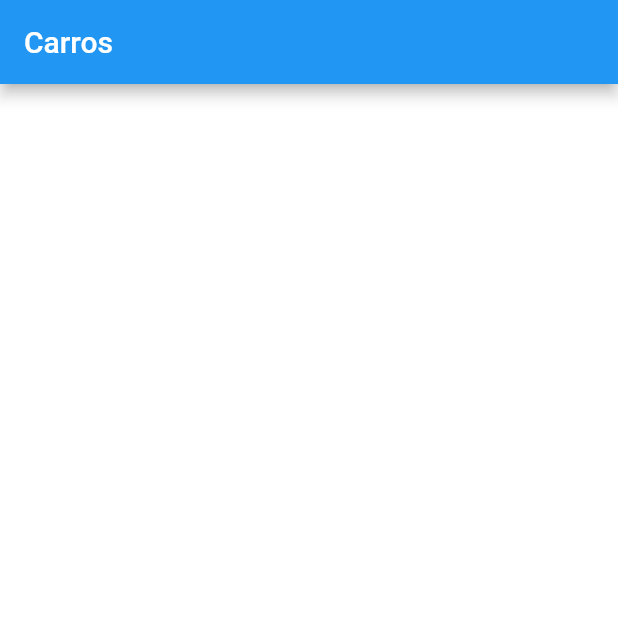
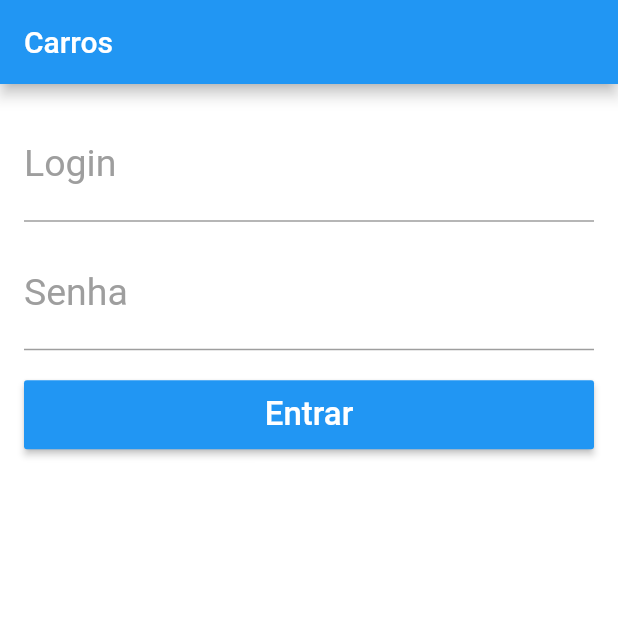
Before and after one commit to amandamussio/carros-flutter, a Flutter app: the screen it shows after launch, on a phone screen of 412 x 824 dp, the top half of it. Run offline on Flutter 3.47's test engine with Material 2 defaults, Android fonts, the phone set to English and light mode, and no system bars.

Commit message:
form validando

```diff
--- a/lib/main.dart
+++ b/lib/main.dart
@@ -11,6 +11,7 @@ class MyApp extends StatelessWidget {
       debugShowCheckedModeBanner: false,
       theme: ThemeData(
         primarySwatch: Colors.blue,
+        scaffoldBackgroundColor: Colors.white
       ),
       home: LoginPage(),
     );
--- a/lib/pages/login_page.dart
+++ b/lib/pages/login_page.dart
@@ -2,17 +2,99 @@ import 'package:flutter/material.dart';
 
 class LoginPage extends StatelessWidget {
 
+  final _formKey = GlobalKey<FormState>();
+
+  final _tLogin = TextEditingController();
+  final _tSenha = TextEditingController();
+
   @override
   Widget build(BuildContext context) {
     return Scaffold(
-      appBar: AppBar(title: Text('Carros'),),
+      appBar: AppBar(
+        title: Text('Carros'),
+      ),
       body: _body(),
     );
   }
 
-  Container _body() {
-    return Container(
-      color: Colors.white,
+  Form _body() {
+    return Form(
+          key: _formKey, //gaurda o estado do formulario
+          child: Container(
+          padding: EdgeInsets.all(16),
+          child: ListView(
+            children: <Widget>[
+              textFormField("Login", "Digite o login", controller: _tLogin, validator: _validateLogin),
+              SizedBox(height: 10),
+              textFormField("Senha", "Digite a senha", password: true, controller: _tSenha, validator: _validateSenha),
+              SizedBox(height: 20),
+              _button("Entrar",_onClickLogin),
+            ],
+        ),
+      ),
     );
   }
+
+  void _onClickLogin() {
+
+    if(_formKey.currentState.validate()) { //executa os validators do form
+      return;
+    }
+
+    String login = _tLogin.text;
+    String senha = _tSenha.text;
+
+    print("Login: $login, Senha: $senha");
+  }
+
+  Container _button(String text, Function onPressed) {
+    return Container(
+        height: 46,
+        child: RaisedButton(
+          color: Colors.blue,
+          child: Text(
+            text,
+            style: TextStyle(color: Colors.white, fontSize: 22,),
+          ),
+          onPressed: onPressed,
+        )
+      );
+  }
+
+  TextFormField textFormField(String label, String hint,
+      {bool password = false, TextEditingController controller, Function validator}) {
+    return TextFormField(
+      controller: controller,
+      validator: validator,
+      obscureText: password,
+      style: TextStyle(fontSize: 25, color: Colors.blue),
+      decoration: InputDecoration(
+          labelText: label,
+          labelStyle: TextStyle(
+            fontSize: 25,
+            color: Colors.grey,
+          ),
+          hintText: hint,
+          hintStyle: TextStyle(
+            fontSize: 16,
+          )),
+    );
+  }
+
+  String _validateLogin(String text) {
+    if(text.isEmpty) {
+      return "Digite o login";
+    }
+    return null;
+  }
+
+  String _validateSenha(String text) {
+    if(text.isEmpty) {
+      return "Digite a senha";
+    }
+    if(text.length < 3) {
+      return "Precisa ter pelo menos 3 caracteres";
+    }
+    return null;
+  }
 }
```
